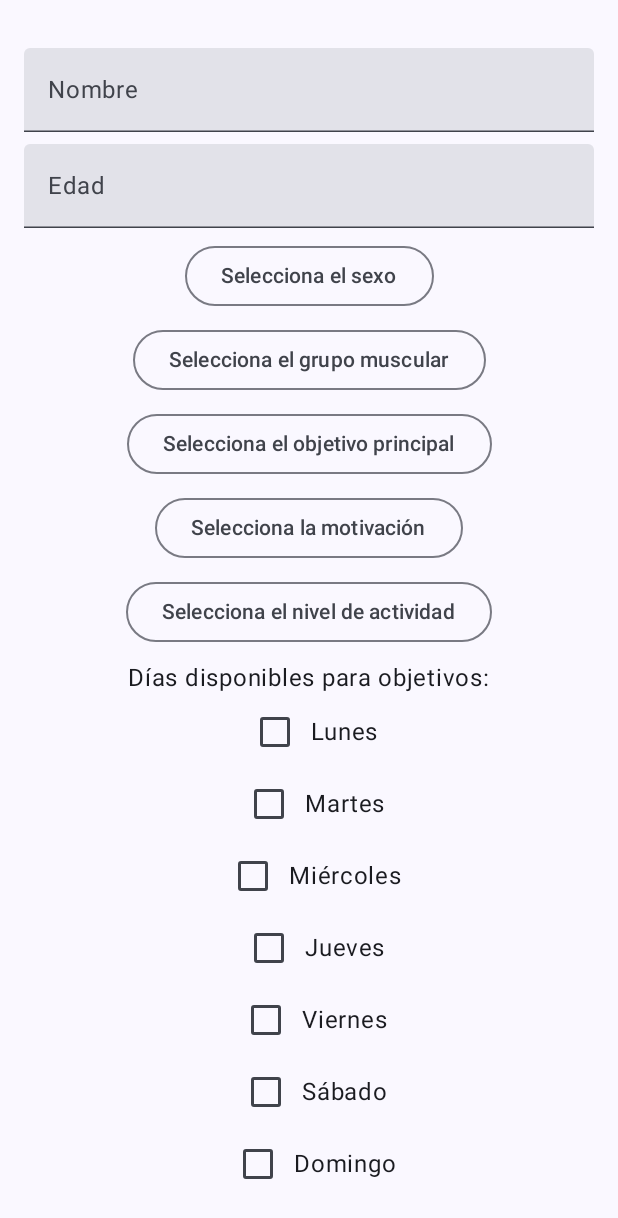
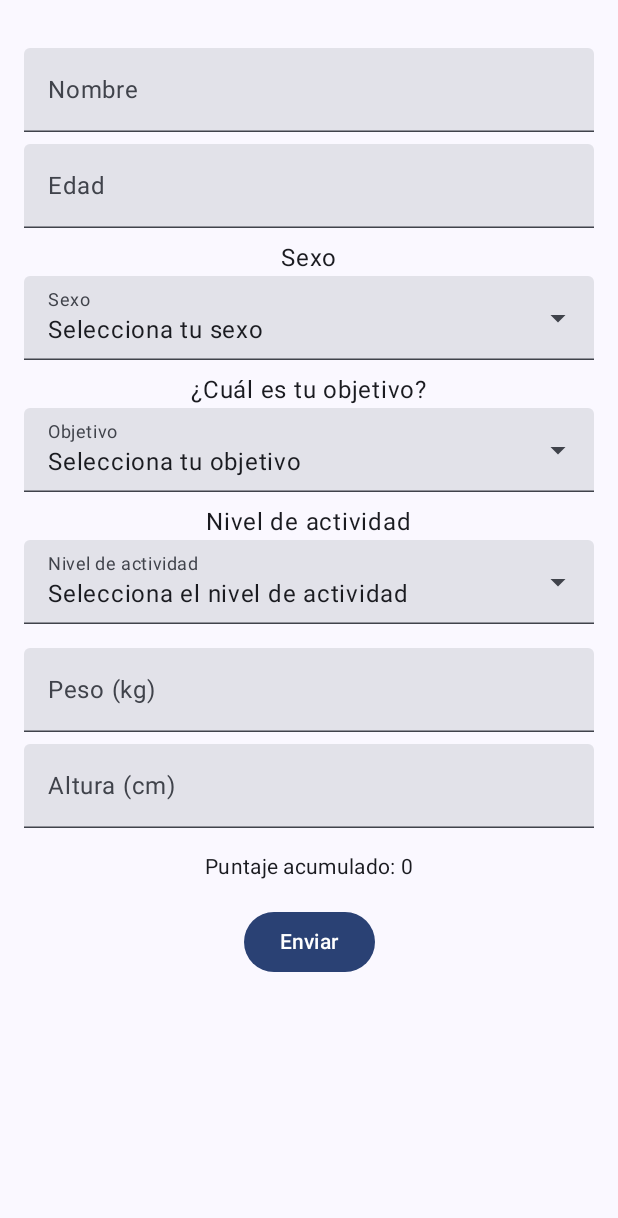
Before and after one commit to Mijhael13/proyecto-19a, an Android app built with Jetpack Compose: the composable UserDataScreen shown on its own in the app's theme, on a phone screen of 412 x 824 dp. Shown: the top 1218 px of the screen. Run offline under Robolectric (Android 15) with nearby library versions, the phone set to English and light mode, and no system bars.

Commit message:
avance 1

```diff
--- a/app/src/main/java/com/example/prueba19a/models/UserProfile.kt
+++ b/app/src/main/java/com/example/prueba19a/models/UserProfile.kt
@@ -11,5 +11,5 @@ data class UserProfile(
     val weight: Float,
     val height: Float,
     val availableDays: List<String>,
-    val score: Int = 0 // Nuevo campo para el puntaje
+    val score: Int = 0 // Asegura que el parámetro score tenga valor por defecto
 )
--- a/app/src/main/java/com/example/prueba19a/ui/screens/UserDataScreen.kt
+++ b/app/src/main/java/com/example/prueba19a/ui/screens/UserDataScreen.kt
@@ -13,58 +13,64 @@ import androidx.compose.foundation.verticalScroll
 import com.example.prueba19a.models.UserProfile
 import com.example.prueba19a.utils.UserPreferences
 import androidx.compose.ui.platform.LocalContext
+import androidx.compose.ui.graphics.Color
+import androidx.compose.foundation.background
+import androidx.compose.material3.ExposedDropdownMenuBox
+import androidx.compose.material3.ExposedDropdownMenuDefaults
+import androidx.compose.material3.TextField
 
+@OptIn(ExperimentalMaterial3Api::class)
 @Composable
 fun UserDataScreen(
     onDataSubmitted: (UserProfile) -> Unit
 ) {
+    val context = LocalContext.current
+    val userPreferences = UserPreferences(context)
+
     var name by remember { mutableStateOf("") }
     var age by remember { mutableStateOf("") }
     var fitnessLevel by remember { mutableStateOf("") }
     var sex by remember { mutableStateOf("") }
-    var muscleGroup by remember { mutableStateOf("") }
     var mainGoal by remember { mutableStateOf("") }
     var motivation by remember { mutableStateOf("") }
     var activityLevel by remember { mutableStateOf("") }
     var weight by remember { mutableStateOf("") }
     var height by remember { mutableStateOf("") }
-    var availableDays by remember { mutableStateOf(listOf<String>()) }
     var expandedSex by remember { mutableStateOf(false) }
-    var expandedMuscleGroup by remember { mutableStateOf(false) }
-    var expandedMainGoal by remember { mutableStateOf(false) }
     var expandedMotivation by remember { mutableStateOf(false) }
     var expandedActivityLevel by remember { mutableStateOf(false) }
     var profileMenuExpanded by remember { mutableStateOf(false) }
-    var score by remember { mutableStateOf(0) } // Nuevo: puntaje acumulado
+    var score by remember { mutableStateOf(0) }
 
     val fitnessLevels = listOf("Principiante", "Intermedio", "Avanzado")
     val sexes = listOf("Masculino", "Femenino", "Otro")
-    val muscleGroups = listOf("Pecho", "Espalda", "Piernas", "Hombros", "Brazos", "Abdomen")
     val mainGoals = listOf("Pérdida de peso", "Aumento de masa muscular", "Mejora de resistencia")
-    val motivations = listOf("Liberar estrés", "Mejorar salud", "Confianza en mí")
     val activityLevels = listOf("Sedentario", "Moderado", "Activo")
-    val daysOfWeek = listOf("Lunes", "Martes", "Miércoles", "Jueves", "Viernes", "Sábado", "Domingo")
+    val objetivos = listOf("Aumentar peso", "Aumentar músculo", "Mantenerse en forma")
 
-    val context = LocalContext.current
-    val userPreferences = UserPreferences(context)
+    var objetivo by remember { mutableStateOf("") }
+    var expandedObjetivo by remember { mutableStateOf(false) }
+    var expandedFitnessLevel by remember { mutableStateOf(false) }
+    var expandedSexCombo by remember { mutableStateOf(false) }
+    var expandedMainGoalCombo by remember { mutableStateOf(false) }
+    var expandedActivityLevelCombo by remember { mutableStateOf(false) }
 
-    // Ejemplo de puntaje por selección
-    // Puedes ajustar los valores según la importancia de cada pregunta
     fun updateScore() {
         score = 0
         if (fitnessLevel == "Intermedio") score += 2
         if (fitnessLevel == "Avanzado") score += 3
         if (mainGoal == "Aumento de masa muscular") score += 2
         if (mainGoal == "Mejora de resistencia") score += 1
-        if (motivation == "Mejorar salud") score += 1
+        if (objetivo == "Aumentar músculo") score += 2
+        if (objetivo == "Aumentar peso") score += 1
+        if (objetivo == "Mantenerse en forma") score += 1
         if (activityLevel == "Activo") score += 2
         if (weight.toFloatOrNull() ?: 0f > 80) score += 1
         if (height.toFloatOrNull() ?: 0f > 170) score += 1
-        score += availableDays.size // 1 punto por cada día disponible
+        // score += availableDays.size // Eliminar esta línea ya que no se usa availableDays
     }
 
-    // Llama a updateScore cada vez que cambie una respuesta relevante
-    LaunchedEffect(fitnessLevel, mainGoal, motivation, activityLevel, weight, height, availableDays) {
+    LaunchedEffect(fitnessLevel, mainGoal, objetivo, activityLevel, weight, height) {
         updateScore()
     }
 
@@ -92,128 +98,105 @@ fun UserDataScreen(
         )
         Spacer(modifier = Modifier.height(8.dp))
 
-        // Menú desplegable para el sexo
-        OutlinedButton(onClick = { expandedSex = true }) {
-            Text(text = if (sex.isEmpty()) "Selecciona el sexo" else sex)
-        }
-        DropdownMenu(
-            expanded = expandedSex,
-            onDismissRequest = { expandedSex = false }
+        // Eliminar ComboBox para nivel de condición física
+
+        // ComboBox para sexo
+        Text("Sexo")
+        ExposedDropdownMenuBox(
+            expanded = expandedSexCombo,
+            onExpandedChange = { expandedSexCombo = !expandedSexCombo }
+        ) {
+            TextField(
+                value = if (sex.isEmpty()) "Selecciona tu sexo" else sex,
+                onValueChange = {},
+                readOnly = true,
+                label = { Text("Sexo") },
+                trailingIcon = { ExposedDropdownMenuDefaults.TrailingIcon(expanded = expandedSexCombo) },
+                modifier = Modifier.menuAnchor().fillMaxWidth()
+            )
+            ExposedDropdownMenu(
+                expanded = expandedSexCombo,
+                onDismissRequest = { expandedSexCombo = false }
             ) {
                 sexes.forEach { option ->
                     DropdownMenuItem(
                         text = { Text(option) },
                         onClick = {
                             sex = option
-                        expandedSex = false
-                    }
+                            expandedSexCombo = false
+                        },
+                        modifier = if (sex == option) Modifier.background(Color(0xFF4CAF50)) else Modifier
                     )
                 }
             }
-
+        }
         Spacer(modifier = Modifier.height(8.dp))
 
-        // Menú desplegable para el grupo muscular
-        OutlinedButton(onClick = { expandedMuscleGroup = true }) {
-            Text(text = if (muscleGroup.isEmpty()) "Selecciona el grupo muscular" else muscleGroup)
-        }
-        DropdownMenu(
-            expanded = expandedMuscleGroup,
-            onDismissRequest = { expandedMuscleGroup = false }
+        // ComboBox para objetivo personalizado
+        Text("¿Cuál es tu objetivo?")
+        ExposedDropdownMenuBox(
+            expanded = expandedObjetivo,
+            onExpandedChange = { expandedObjetivo = !expandedObjetivo }
         ) {
-            muscleGroups.forEach { option ->
+            TextField(
+                value = if (objetivo.isEmpty()) "Selecciona tu objetivo" else objetivo,
+                onValueChange = {},
+                readOnly = true,
+                label = { Text("Objetivo") },
+                trailingIcon = { ExposedDropdownMenuDefaults.TrailingIcon(expanded = expandedObjetivo) },
+                modifier = Modifier.menuAnchor().fillMaxWidth()
+            )
+            ExposedDropdownMenu(
+                expanded = expandedObjetivo,
+                onDismissRequest = { expandedObjetivo = false }
+            ) {
+                objetivos.forEach { option ->
                     DropdownMenuItem(
                         text = { Text(option) },
                         onClick = {
-                        muscleGroup = option
-                        expandedMuscleGroup = false
-                    }
+                            objetivo = option
+                            expandedObjetivo = false
+                        },
+                        modifier = if (objetivo == option) Modifier.background(Color(0xFF4CAF50)) else Modifier
                     )
                 }
             }
-
+        }
         Spacer(modifier = Modifier.height(8.dp))
 
-        // Menú desplegable para el objetivo principal
-        OutlinedButton(onClick = { expandedMainGoal = true }) {
-            Text(text = if (mainGoal.isEmpty()) "Selecciona el objetivo principal" else mainGoal)
-        }
-        DropdownMenu(
-            expanded = expandedMainGoal,
-            onDismissRequest = { expandedMainGoal = false }
+        // ComboBox para nivel de actividad
+        Text("Nivel de actividad")
+        ExposedDropdownMenuBox(
+            expanded = expandedActivityLevelCombo,
+            onExpandedChange = { expandedActivityLevelCombo = !expandedActivityLevelCombo }
         ) {
-            mainGoals.forEach { option ->
-                DropdownMenuItem(
-                    text = { Text(option) },
-                    onClick = {
-                        mainGoal = option
-                        expandedMainGoal = false
-                    }
+            TextField(
+                value = if (activityLevel.isEmpty()) "Selecciona el nivel de actividad" else activityLevel,
+                onValueChange = {},
+                readOnly = true,
+                label = { Text("Nivel de actividad") },
+                trailingIcon = { ExposedDropdownMenuDefaults.TrailingIcon(expanded = expandedActivityLevelCombo) },
+                modifier = Modifier.menuAnchor().fillMaxWidth()
             )
-            }
-        }
-
-        Spacer(modifier = Modifier.height(8.dp))
-
-        // Menú desplegable para la motivación
-        OutlinedButton(onClick = { expandedMotivation = true }) {
-            Text(text = if (motivation.isEmpty()) "Selecciona la motivación" else motivation)
-        }
-        DropdownMenu(
-            expanded = expandedMotivation,
-            onDismissRequest = { expandedMotivation = false }
-        ) {
-            motivations.forEach { option ->
-                DropdownMenuItem(
-                    text = { Text(option) },
-                    onClick = {
-                        motivation = option
-                        expandedMotivation = false
-                    }
-                )
-            }
-        }
-
-        Spacer(modifier = Modifier.height(8.dp))
-
-        // Menú desplegable para el nivel de actividad
-        OutlinedButton(onClick = { expandedActivityLevel = true }) {
-            Text(text = if (activityLevel.isEmpty()) "Selecciona el nivel de actividad" else activityLevel)
-        }
-        DropdownMenu(
-            expanded = expandedActivityLevel,
-            onDismissRequest = { expandedActivityLevel = false }
+            ExposedDropdownMenu(
+                expanded = expandedActivityLevelCombo,
+                onDismissRequest = { expandedActivityLevelCombo = false }
             ) {
                 activityLevels.forEach { option ->
                     DropdownMenuItem(
                         text = { Text(option) },
                         onClick = {
                             activityLevel = option
-                        expandedActivityLevel = false
-                    }
+                            expandedActivityLevelCombo = false
+                        },
+                        modifier = if (activityLevel == option) Modifier.background(Color(0xFF4CAF50)) else Modifier
                     )
                 }
             }
-
+        }
         Spacer(modifier = Modifier.height(8.dp))
 
-        // Checkbox para los días disponibles
-        Text("Días disponibles para objetivos:")
-        daysOfWeek.forEach { day ->
-            Row(verticalAlignment = Alignment.CenterVertically) {
-                Checkbox(
-                    checked = availableDays.contains(day),
-                    onCheckedChange = {
-                        if (it) {
-                            availableDays = availableDays + day
-                        } else {
-                            availableDays = availableDays - day
-                        }
-                    }
-                )
-                Text(day)
-            }
-        }
+        // Eliminar el apartado de los días disponibles
 
         Spacer(modifier = Modifier.height(8.dp))
         TextField(
@@ -237,16 +220,17 @@ fun UserDataScreen(
                 name = name,
                 age = age.toIntOrNull() ?: 0,
                 sex = sex,
-                muscleGroup = muscleGroup,
+                muscleGroup = "",
                 mainGoal = mainGoal,
-                motivation = motivation,
+                motivation = objetivo,
                 activityLevel = activityLevel,
                 weight = weight.toFloatOrNull() ?: 0f,
                 height = height.toFloatOrNull() ?: 0f,
-                availableDays = availableDays
+                availableDays = emptyList(), // Ahora siempre vacío
+                score = score
             )
             userPreferences.saveUserProfile(userProfile)
-            onDataSubmitted(userProfile.copy(score = score)) // Pasar el puntaje
+            onDataSubmitted(userProfile)
         }) {
             Text("Enviar")
         }
--- a/app/src/main/java/com/example/prueba19a/utils/UserPreferences.kt
+++ b/app/src/main/java/com/example/prueba19a/utils/UserPreferences.kt
@@ -20,7 +20,6 @@ class UserPreferences(context: Context) {
             putFloat("weight", userProfile.weight)
             putFloat("height", userProfile.height)
             putStringSet("availableDays", userProfile.availableDays.toSet())
-            putInt("score", userProfile.score) // Guardar puntaje
             apply() // Guardar los cambios
         }
     }
@@ -37,8 +36,7 @@ class UserPreferences(context: Context) {
         val weight = sharedPreferences.getFloat("weight", 0f)
         val height = sharedPreferences.getFloat("height", 0f)
         val availableDays = sharedPreferences.getStringSet("availableDays", emptySet())?.toList() ?: emptyList()
-        val score = sharedPreferences.getInt("score", 0) // Leer puntaje
 
-        return UserProfile(name, age, sex, muscleGroup, mainGoal, motivation, activityLevel, weight, height, availableDays, score)
+        return UserProfile(name, age, sex, muscleGroup, mainGoal, motivation, activityLevel, weight, height, availableDays)
     }
 }
```
Also changed, not shown: app/src/main/java/com/example/prueba19a/MainActivity.kt (+61 -14 lines), app/src/main/java/com/example/prueba19a/ui/screens/LoginScreen.kt (+36 -1 lines), app/src/main/java/com/example/prueba19a/ui/screens/RecommendedExercisesScreen.kt (+43 -6 lines). Lines whose indentation alone changed are shown as unchanged.
